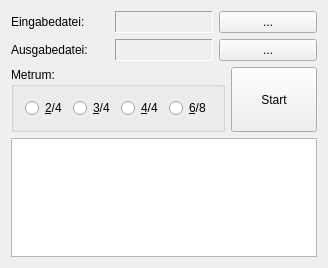
Before: the Qt Designer form tab2abc.ui in t2ft/tab2abc, drawn with Qt 5.
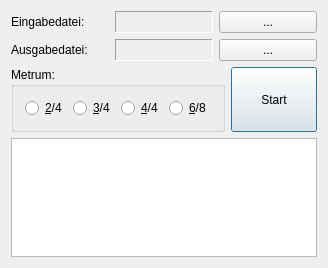
After: the same form once the commit is applied. Custom widgets are drawn as their Qt base class.

Commit message: Fixed lots of bugs while reading a bass tab line. But still problems with number of ticks for a string

```diff
--- a/tab2abc.ui
+++ b/tab2abc.ui
@@ -116,6 +116,9 @@
        <property name="text">
         <string>Start</string>
        </property>
+       <property name="default">
+        <bool>true</bool>
+       </property>
       </widget>
      </item>
     </layout>
```
The commit also changes 6 other files.
